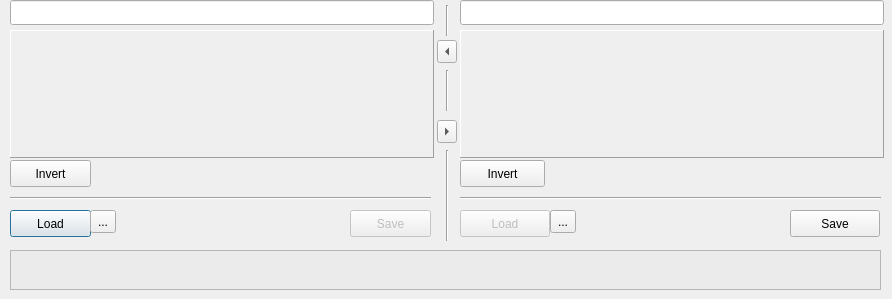
The window that companion/src/customizesplashdialog.ui (opentx/opentx) describes before a commit, drawn with Qt 5.
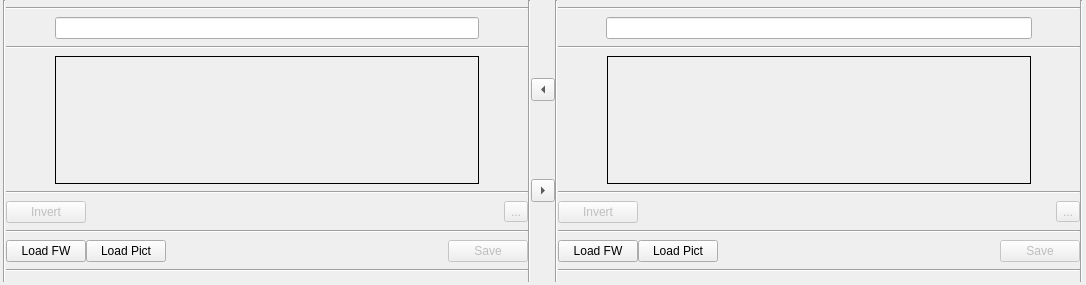
The same window after the commit. Icons and pictures are not drawn.

```diff
--- a/companion/src/customizesplashdialog.ui
+++ b/companion/src/customizesplashdialog.ui
@@ -2,16 +2,19 @@
 <ui version="4.0">
  <class>customizeSplashDialog</class>
  <widget class="QDialog" name="customizeSplashDialog">
+  <property name="enabled">
+   <bool>true</bool>
+  </property>
   <property name="geometry">
    <rect>
     <x>0</x>
     <y>0</y>
-    <width>892</width>
-    <height>299</height>
+    <width>1086</width>
+    <height>285</height>
    </rect>
   </property>
   <property name="sizePolicy">
-   <sizepolicy hsizetype="MinimumExpanding" vsizetype="MinimumExpanding">
+   <sizepolicy hsizetype="Minimum" vsizetype="MinimumExpanding">
     <horstretch>0</horstretch>
     <verstretch>0</verstretch>
    </sizepolicy>
@@ -23,97 +26,66 @@
    <iconset resource="companion.qrc">
     <normaloff>:/icon.png</normaloff>:/icon.png</iconset>
   </property>
-  <widget class="QLineEdit" name="rightFileName">
-   <property name="enabled">
-    <bool>true</bool>
+  <layout class="QHBoxLayout" name="horizontalLayout_13">
+   <property name="spacing">
+    <number>6</number>
    </property>
-   <property name="geometry">
-    <rect>
-     <x>460</x>
-     <y>0</y>
-     <width>424</width>
-     <height>25</height>
-    </rect>
+   <property name="leftMargin">
+    <number>3</number>
    </property>
-   <property name="minimumSize">
-    <size>
-     <width>424</width>
-     <height>0</height>
-    </size>
+   <property name="topMargin">
+    <number>0</number>
    </property>
-   <property name="maximumSize">
-    <size>
-     <width>424</width>
-     <height>16777215</height>
-    </size>
+   <property name="rightMargin">
+    <number>3</number>
    </property>
-   <property name="readOnly">
-    <bool>true</bool>
+   <property name="bottomMargin">
+    <number>3</number>
    </property>
-  </widget>
-  <widget class="QPushButton" name="leftLoadButton">
-   <property name="geometry">
-    <rect>
-     <x>10</x>
-     <y>210</y>
-     <width>81</width>
-     <height>27</height>
-    </rect>
-   </property>
-   <property name="text">
-    <string>Load</string>
-   </property>
-  </widget>
-  <widget class="QToolButton" name="leftLibraryButton">
-   <property name="geometry">
-    <rect>
-     <x>90</x>
-     <y>210</y>
-     <width>26</width>
-     <height>23</height>
-    </rect>
-   </property>
-   <property name="toolTip">
-    <string>Open Splash Library</string>
-   </property>
-   <property name="text">
-    <string>...</string>
-   </property>
-   <property name="iconSize">
+   <item>
+    <layout class="QHBoxLayout" name="horizontalLayout_3">
+     <property name="spacing">
+      <number>0</number>
+     </property>
+     <item>
+      <widget class="Line" name="line_3">
+       <property name="orientation">
+        <enum>Qt::Vertical</enum>
+       </property>
+      </widget>
+     </item>
+     <item>
+      <layout class="QVBoxLayout" name="verticalLayout_6">
+       <item>
+        <widget class="Line" name="line_13">
+         <property name="orientation">
+          <enum>Qt::Horizontal</enum>
+         </property>
+        </widget>
+       </item>
+       <item>
+        <layout class="QHBoxLayout" name="horizontalLayout_11">
+         <property name="spacing">
+          <number>6</number>
+         </property>
+         <item>
+          <spacer name="horizontalSpacer_11">
+           <property name="orientation">
+            <enum>Qt::Horizontal</enum>
+           </property>
+           <property name="sizeHint" stdset="0">
     <size>
-     <width>16</width>
-     <height>16</height>
-    </size>
-   </property>
-  </widget>
-  <widget class="QPushButton" name="rightLoadButton">
+             <width>40</width>
+             <height>20</height>
+            </size>
+           </property>
+          </spacer>
+         </item>
+         <item>
+          <widget class="QLineEdit" name="leftFileNameEdit">
    <property name="enabled">
-    <bool>false</bool>
-   </property>
-   <property name="geometry">
-    <rect>
-     <x>460</x>
-     <y>210</y>
-     <width>90</width>
-     <height>27</height>
-    </rect>
-   </property>
-   <property name="text">
-    <string>Load</string>
-   </property>
-  </widget>
-  <widget class="QLineEdit" name="leftFileName">
-   <property name="enabled">
     <bool>true</bool>
    </property>
-   <property name="geometry">
-    <rect>
-     <x>10</x>
-     <y>0</y>
-     <width>424</width>
-     <height>25</height>
-    </rect>
-   </property>
    <property name="minimumSize">
     <size>
      <width>424</width>
@@ -122,7 +94,7 @@
    </property>
    <property name="maximumSize">
     <size>
-     <width>424</width>
+             <width>426</width>
      <height>16777215</height>
     </size>
    </property>
@@ -130,74 +102,49 @@
     <bool>true</bool>
    </property>
   </widget>
-  <widget class="QPushButton" name="leftSaveButton">
-   <property name="enabled">
-    <bool>false</bool>
-   </property>
-   <property name="geometry">
-    <rect>
-     <x>350</x>
-     <y>210</y>
-     <width>81</width>
-     <height>27</height>
-    </rect>
-   </property>
-   <property name="text">
-    <string>Save</string>
-   </property>
-  </widget>
-  <widget class="QLabel" name="rightImageLabel">
-   <property name="geometry">
-    <rect>
-     <x>460</x>
-     <y>30</y>
-     <width>424</width>
-     <height>128</height>
-    </rect>
-   </property>
-   <property name="sizePolicy">
-    <sizepolicy hsizetype="Fixed" vsizetype="Fixed">
-     <horstretch>0</horstretch>
-     <verstretch>0</verstretch>
-    </sizepolicy>
-   </property>
-   <property name="minimumSize">
+         </item>
+         <item>
+          <spacer name="horizontalSpacer_12">
+           <property name="orientation">
+            <enum>Qt::Horizontal</enum>
+           </property>
+           <property name="sizeHint" stdset="0">
+            <size>
+             <width>40</width>
+             <height>20</height>
+            </size>
+           </property>
+          </spacer>
+         </item>
+        </layout>
+       </item>
+       <item>
+        <widget class="Line" name="line_11">
+         <property name="orientation">
+          <enum>Qt::Horizontal</enum>
+         </property>
+        </widget>
+       </item>
+       <item>
+        <layout class="QHBoxLayout" name="horizontalLayout_9">
+         <property name="spacing">
+          <number>6</number>
+         </property>
+         <item>
+          <spacer name="horizontalSpacer_6">
+           <property name="orientation">
+            <enum>Qt::Horizontal</enum>
+           </property>
+           <property name="sizeHint" stdset="0">
     <size>
-     <width>424</width>
-     <height>128</height>
-    </size>
-   </property>
-   <property name="maximumSize">
-    <size>
-     <width>424</width>
-     <height>128</height>
-    </size>
-   </property>
-   <property name="frameShape">
-    <enum>QFrame::Panel</enum>
-   </property>
-   <property name="frameShadow">
-    <enum>QFrame::Raised</enum>
-   </property>
-   <property name="text">
-    <string/>
-   </property>
-   <property name="pixmap">
-    <pixmap resource="companion.qrc">:/images/customize.png</pixmap>
-   </property>
-   <property name="scaledContents">
-    <bool>true</bool>
-   </property>
-  </widget>
+             <width>40</width>
+             <height>20</height>
+            </size>
+           </property>
+          </spacer>
+         </item>
+         <item>
   <widget class="QLabel" name="leftImageLabel">
-   <property name="geometry">
-    <rect>
-     <x>10</x>
-     <y>30</y>
-     <width>424</width>
-     <height>128</height>
-    </rect>
-   </property>
    <property name="sizePolicy">
     <sizepolicy hsizetype="Fixed" vsizetype="Fixed">
      <horstretch>0</horstretch>
@@ -220,7 +167,7 @@
     <enum>QFrame::Panel</enum>
    </property>
    <property name="frameShadow">
-    <enum>QFrame::Raised</enum>
+            <enum>QFrame::Plain</enum>
    </property>
    <property name="text">
     <string/>
@@ -232,194 +179,344 @@
     <bool>true</bool>
    </property>
   </widget>
-  <widget class="QPushButton" name="rightInvertButton">
-   <property name="geometry">
-    <rect>
-     <x>460</x>
-     <y>160</y>
-     <width>85</width>
-     <height>27</height>
-    </rect>
-   </property>
-   <property name="text">
-    <string>Invert</string>
-   </property>
-  </widget>
-  <widget class="QPushButton" name="rightSaveButton">
-   <property name="geometry">
-    <rect>
-     <x>790</x>
-     <y>210</y>
-     <width>90</width>
-     <height>27</height>
-    </rect>
-   </property>
-   <property name="text">
-    <string>Save</string>
-   </property>
-  </widget>
+         </item>
+         <item>
+          <spacer name="horizontalSpacer_5">
+           <property name="orientation">
+            <enum>Qt::Horizontal</enum>
+           </property>
+           <property name="sizeHint" stdset="0">
+            <size>
+             <width>40</width>
+             <height>20</height>
+            </size>
+           </property>
+          </spacer>
+         </item>
+        </layout>
+       </item>
+       <item>
+        <widget class="Line" name="line_7">
+         <property name="orientation">
+          <enum>Qt::Horizontal</enum>
+         </property>
+        </widget>
+       </item>
+       <item>
+        <layout class="QHBoxLayout" name="horizontalLayout_4">
+         <item>
   <widget class="QPushButton" name="leftInvertButton">
-   <property name="geometry">
-    <rect>
-     <x>10</x>
-     <y>160</y>
-     <width>81</width>
-     <height>27</height>
-    </rect>
+           <property name="enabled">
+            <bool>false</bool>
    </property>
    <property name="text">
     <string>Invert</string>
    </property>
   </widget>
-  <widget class="QTextEdit" name="HowToLabel">
-   <property name="geometry">
-    <rect>
-     <x>10</x>
-     <y>250</y>
-     <width>871</width>
-     <height>40</height>
-    </rect>
-   </property>
-   <property name="sizePolicy">
-    <sizepolicy hsizetype="MinimumExpanding" vsizetype="Fixed">
-     <horstretch>0</horstretch>
-     <verstretch>0</verstretch>
-    </sizepolicy>
-   </property>
-   <property name="maximumSize">
+         </item>
+         <item>
+          <spacer name="horizontalSpacer">
+           <property name="orientation">
+            <enum>Qt::Horizontal</enum>
+           </property>
+           <property name="sizeHint" stdset="0">
     <size>
-     <width>16777215</width>
-     <height>40</height>
-    </size>
-   </property>
-   <property name="styleSheet">
-    <string notr="true">background:rgb(235, 235, 235);</string>
-   </property>
-   <property name="verticalScrollBarPolicy">
-    <enum>Qt::ScrollBarAlwaysOff</enum>
-   </property>
-   <property name="horizontalScrollBarPolicy">
-    <enum>Qt::ScrollBarAlwaysOff</enum>
-   </property>
-   <property name="readOnly">
-    <bool>true</bool>
-   </property>
-   <property name="html">
-    <string>&lt;!DOCTYPE HTML PUBLIC &quot;-//W3C//DTD HTML 4.0//EN&quot; &quot;http://www.w3.org/TR/REC-html40/strict.dtd&quot;&gt;
-&lt;html&gt;&lt;head&gt;&lt;meta name=&quot;qrichtext&quot; content=&quot;1&quot; /&gt;&lt;style type=&quot;text/css&quot;&gt;
-p, li { white-space: pre-wrap; }
-&lt;/style&gt;&lt;/head&gt;&lt;body style=&quot; font-family:'Sans'; font-size:9pt; font-weight:400; font-style:normal;&quot;&gt;
-&lt;p align=&quot;center&quot; style=&quot; margin-top:0px; margin-bottom:0px; margin-left:0px; margin-right:0px; -qt-block-indent:0; text-indent:0px;&quot;&gt;&lt;span style=&quot; font-family:'Sans Serif';&quot;&gt;&lt;br /&gt;&lt;/span&gt;&lt;/p&gt;&lt;/body&gt;&lt;/html&gt;</string>
-   </property>
-   <property name="acceptRichText">
-    <bool>true</bool>
-   </property>
-  </widget>
-  <widget class="QToolButton" name="copyLeftToRight">
-   <property name="geometry">
-    <rect>
-     <x>437</x>
-     <y>120</y>
-     <width>20</width>
-     <height>23</height>
-    </rect>
-   </property>
+             <width>40</width>
+             <height>20</height>
+            </size>
+           </property>
+          </spacer>
+         </item>
+         <item>
+          <widget class="QToolButton" name="leftLibraryButton">
+           <property name="enabled">
+            <bool>false</bool>
+           </property>
+           <property name="toolTip">
+            <string>Open Splash Library</string>
+           </property>
+           <property name="text">
+            <string>...</string>
+           </property>
+           <property name="iconSize">
+            <size>
+             <width>24</width>
+             <height>24</height>
+            </size>
+           </property>
+          </widget>
+         </item>
+        </layout>
+       </item>
+       <item>
+        <widget class="Line" name="line_4">
+         <property name="orientation">
+          <enum>Qt::Horizontal</enum>
+         </property>
+        </widget>
+       </item>
+       <item>
+        <layout class="QHBoxLayout" name="horizontalLayout_5">
+         <item>
+          <widget class="QPushButton" name="leftLoadFwButton">
+           <property name="text">
+            <string>Load FW</string>
+           </property>
+          </widget>
+         </item>
+         <item>
+          <widget class="QPushButton" name="leftLoadPictButton">
    <property name="text">
-    <string>...</string>
-   </property>
-   <property name="arrowType">
-    <enum>Qt::RightArrow</enum>
-   </property>
-  </widget>
-  <widget class="QToolButton" name="copyRightToLeft">
-   <property name="geometry">
-    <rect>
-     <x>437</x>
-     <y>40</y>
-     <width>20</width>
-     <height>23</height>
-    </rect>
-   </property>
+            <string>Load Pict</string>
+           </property>
+          </widget>
+         </item>
+         <item>
+          <spacer name="horizontalSpacer_2">
+           <property name="orientation">
+            <enum>Qt::Horizontal</enum>
+           </property>
+           <property name="sizeHint" stdset="0">
+            <size>
+             <width>40</width>
+             <height>20</height>
+            </size>
+           </property>
+          </spacer>
+         </item>
+         <item>
+          <widget class="QPushButton" name="leftSaveButton">
+           <property name="enabled">
+            <bool>false</bool>
+           </property>
    <property name="text">
-    <string>...</string>
-   </property>
-   <property name="arrowType">
-    <enum>Qt::LeftArrow</enum>
-   </property>
-  </widget>
+            <string>Save</string>
+           </property>
+          </widget>
+         </item>
+        </layout>
+       </item>
+       <item>
+        <widget class="Line" name="line_9">
+         <property name="orientation">
+          <enum>Qt::Horizontal</enum>
+         </property>
+        </widget>
+       </item>
+      </layout>
+     </item>
+     <item>
   <widget class="Line" name="line">
-   <property name="geometry">
-    <rect>
-     <x>442</x>
-     <y>5</y>
-     <width>10</width>
-     <height>31</height>
-    </rect>
-   </property>
    <property name="orientation">
     <enum>Qt::Vertical</enum>
    </property>
   </widget>
+     </item>
+     <item>
+      <layout class="QVBoxLayout" name="verticalLayout_7">
+       <item>
+        <widget class="QToolButton" name="copyRightToLeftButton">
+         <property name="text">
+          <string>...</string>
+         </property>
+         <property name="arrowType">
+          <enum>Qt::LeftArrow</enum>
+         </property>
+        </widget>
+       </item>
+       <item>
+        <widget class="QToolButton" name="copyLeftToRightButton">
+         <property name="text">
+          <string>...</string>
+         </property>
+         <property name="arrowType">
+          <enum>Qt::RightArrow</enum>
+         </property>
+        </widget>
+       </item>
+      </layout>
+     </item>
+     <item>
   <widget class="Line" name="line_2">
-   <property name="geometry">
-    <rect>
-     <x>442</x>
-     <y>70</y>
-     <width>10</width>
-     <height>41</height>
-    </rect>
-   </property>
    <property name="orientation">
     <enum>Qt::Vertical</enum>
    </property>
   </widget>
-  <widget class="Line" name="line_3">
-   <property name="geometry">
-    <rect>
-     <x>442</x>
-     <y>150</y>
-     <width>10</width>
-     <height>91</height>
-    </rect>
-   </property>
+     </item>
+     <item>
+      <layout class="QVBoxLayout" name="verticalLayout_8">
+       <item>
+        <widget class="Line" name="line_14">
+         <property name="orientation">
+          <enum>Qt::Horizontal</enum>
+         </property>
+        </widget>
+       </item>
+       <item>
+        <layout class="QHBoxLayout" name="horizontalLayout_12">
+         <property name="spacing">
+          <number>6</number>
+         </property>
+         <item>
+          <spacer name="horizontalSpacer_9">
    <property name="orientation">
-    <enum>Qt::Vertical</enum>
-   </property>
-  </widget>
-  <widget class="Line" name="line_4">
-   <property name="geometry">
-    <rect>
-     <x>10</x>
-     <y>190</y>
-     <width>421</width>
-     <height>16</height>
-    </rect>
-   </property>
+            <enum>Qt::Horizontal</enum>
+           </property>
+           <property name="sizeHint" stdset="0">
+            <size>
+             <width>40</width>
+             <height>20</height>
+            </size>
+           </property>
+          </spacer>
+         </item>
+         <item>
+          <widget class="QLineEdit" name="rightFileNameEdit">
+           <property name="enabled">
+            <bool>true</bool>
+           </property>
+           <property name="minimumSize">
+            <size>
+             <width>426</width>
+             <height>0</height>
+            </size>
+           </property>
+           <property name="maximumSize">
+            <size>
+             <width>424</width>
+             <height>16777215</height>
+            </size>
+           </property>
+           <property name="readOnly">
+            <bool>true</bool>
+           </property>
+          </widget>
+         </item>
+         <item>
+          <spacer name="horizontalSpacer_10">
+           <property name="orientation">
+            <enum>Qt::Horizontal</enum>
+           </property>
+           <property name="sizeHint" stdset="0">
+            <size>
+             <width>40</width>
+             <height>20</height>
+            </size>
+           </property>
+          </spacer>
+         </item>
+        </layout>
+       </item>
+       <item>
+        <widget class="Line" name="line_12">
    <property name="orientation">
     <enum>Qt::Horizontal</enum>
    </property>
   </widget>
-  <widget class="Line" name="line_5">
-   <property name="geometry">
-    <rect>
-     <x>460</x>
-     <y>190</y>
-     <width>421</width>
-     <height>16</height>
-    </rect>
-   </property>
+       </item>
+       <item>
+        <layout class="QHBoxLayout" name="horizontalLayout_10">
+         <property name="spacing">
+          <number>6</number>
+         </property>
+         <item>
+          <spacer name="horizontalSpacer_8">
    <property name="orientation">
     <enum>Qt::Horizontal</enum>
    </property>
-  </widget>
+           <property name="sizeHint" stdset="0">
+            <size>
+             <width>40</width>
+             <height>20</height>
+            </size>
+           </property>
+          </spacer>
+         </item>
+         <item>
+          <widget class="QLabel" name="rightImageLabel">
+           <property name="sizePolicy">
+            <sizepolicy hsizetype="Fixed" vsizetype="Fixed">
+             <horstretch>0</horstretch>
+             <verstretch>0</verstretch>
+            </sizepolicy>
+           </property>
+           <property name="minimumSize">
+            <size>
+             <width>424</width>
+             <height>128</height>
+            </size>
+           </property>
+           <property name="maximumSize">
+            <size>
+             <width>424</width>
+             <height>128</height>
+            </size>
+           </property>
+           <property name="frameShape">
+            <enum>QFrame::Panel</enum>
+           </property>
+           <property name="frameShadow">
+            <enum>QFrame::Plain</enum>
+           </property>
+           <property name="text">
+            <string/>
+           </property>
+           <property name="scaledContents">
+            <bool>true</bool>
+           </property>
+          </widget>
+         </item>
+         <item>
+          <spacer name="horizontalSpacer_7">
+           <property name="orientation">
+            <enum>Qt::Horizontal</enum>
+           </property>
+           <property name="sizeHint" stdset="0">
+            <size>
+             <width>40</width>
+             <height>20</height>
+            </size>
+           </property>
+          </spacer>
+         </item>
+        </layout>
+       </item>
+       <item>
+        <widget class="Line" name="line_8">
+         <property name="orientation">
+          <enum>Qt::Horizontal</enum>
+         </property>
+        </widget>
+       </item>
+       <item>
+        <layout class="QHBoxLayout" name="horizontalLayout_6">
+         <item>
+          <widget class="QPushButton" name="rightInvertButton">
+           <property name="enabled">
+            <bool>false</bool>
+           </property>
+           <property name="text">
+            <string>Invert</string>
+           </property>
+          </widget>
+         </item>
+         <item>
+          <spacer name="horizontalSpacer_4">
+           <property name="orientation">
+            <enum>Qt::Horizontal</enum>
+           </property>
+           <property name="sizeHint" stdset="0">
+            <size>
+             <width>40</width>
+             <height>20</height>
+            </size>
+           </property>
+          </spacer>
+         </item>
+         <item>
   <widget class="QToolButton" name="rightLibraryButton">
-   <property name="geometry">
-    <rect>
-     <x>550</x>
-     <y>210</y>
-     <width>26</width>
-     <height>23</height>
-    </rect>
+           <property name="enabled">
+            <bool>false</bool>
    </property>
    <property name="toolTip">
     <string>Open Splash Library</string>
@@ -429,32 +526,99 @@
    </property>
    <property name="iconSize">
     <size>
-     <width>16</width>
-     <height>16</height>
+             <width>24</width>
+             <height>24</height>
     </size>
    </property>
   </widget>
-  <zorder>rightFileName</zorder>
-  <zorder>leftLoadButton</zorder>
-  <zorder>leftLibraryButton</zorder>
-  <zorder>rightLoadButton</zorder>
-  <zorder>leftFileName</zorder>
-  <zorder>leftSaveButton</zorder>
-  <zorder>rightImageLabel</zorder>
-  <zorder>rightInvertButton</zorder>
-  <zorder>rightSaveButton</zorder>
-  <zorder>leftInvertButton</zorder>
-  <zorder>leftImageLabel</zorder>
-  <zorder>HowToLabel</zorder>
-  <zorder>copyLeftToRight</zorder>
-  <zorder>copyRightToLeft</zorder>
-  <zorder>line</zorder>
-  <zorder>line_2</zorder>
-  <zorder>line_3</zorder>
-  <zorder>line_4</zorder>
-  <zorder>line_5</zorder>
-  <zorder>rightLibraryButton</zorder>
- </widget>
+         </item>
+        </layout>
+       </item>
+       <item>
+        <widget class="Line" name="line_5">
+         <property name="orientation">
+          <enum>Qt::Horizontal</enum>
+         </property>
+        </widget>
+       </item>
+       <item>
+        <layout class="QHBoxLayout" name="horizontalLayout_7">
+         <item>
+          <widget class="QPushButton" name="rightLoadFwButton">
+           <property name="enabled">
+            <bool>true</bool>
+           </property>
+           <property name="text">
+            <string>Load FW</string>
+           </property>
+          </widget>
+         </item>
+         <item>
+          <widget class="QPushButton" name="rightLoadPictButton">
+           <property name="text">
+            <string>Load Pict</string>
+           </property>
+          </widget>
+         </item>
+         <item>
+          <spacer name="horizontalSpacer_3">
+           <property name="orientation">
+            <enum>Qt::Horizontal</enum>
+           </property>
+           <property name="sizeHint" stdset="0">
+            <size>
+             <width>40</width>
+             <height>20</height>
+            </size>
+           </property>
+          </spacer>
+         </item>
+         <item>
+          <widget class="QPushButton" name="rightSaveButton">
+           <property name="enabled">
+            <bool>false</bool>
+           </property>
+           <property name="text">
+            <string>Save</string>
+           </property>
+          </widget>
+         </item>
+        </layout>
+       </item>
+       <item>
+        <widget class="Line" name="line_10">
+         <property name="orientation">
+          <enum>Qt::Horizontal</enum>
+         </property>
+        </widget>
+       </item>
+      </layout>
+     </item>
+     <item>
+      <widget class="Line" name="line_6">
+       <property name="orientation">
+        <enum>Qt::Vertical</enum>
+       </property>
+      </widget>
+     </item>
+    </layout>
+   </item>
+  </layout>
+ </widget>
+ <tabstops>
+  <tabstop>leftFileNameEdit</tabstop>
+  <tabstop>leftInvertButton</tabstop>
+  <tabstop>leftLoadFwButton</tabstop>
+  <tabstop>leftLoadPictButton</tabstop>
+  <tabstop>leftSaveButton</tabstop>
+  <tabstop>copyLeftToRightButton</tabstop>
+  <tabstop>copyRightToLeftButton</tabstop>
+  <tabstop>rightFileNameEdit</tabstop>
+  <tabstop>rightInvertButton</tabstop>
+  <tabstop>rightLoadFwButton</tabstop>
+  <tabstop>rightLoadPictButton</tabstop>
+  <tabstop>rightSaveButton</tabstop>
+ </tabstops>
  <resources>
   <include location="companion.qrc"/>
  </resources>
```
Left out of the diff: 3 changed lines with no effect on the pictures. Lines whose indentation alone changed are shown as unchanged.
